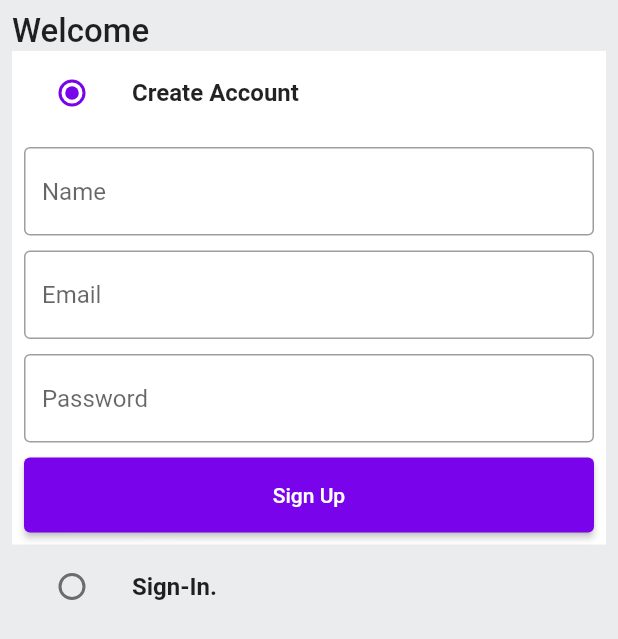
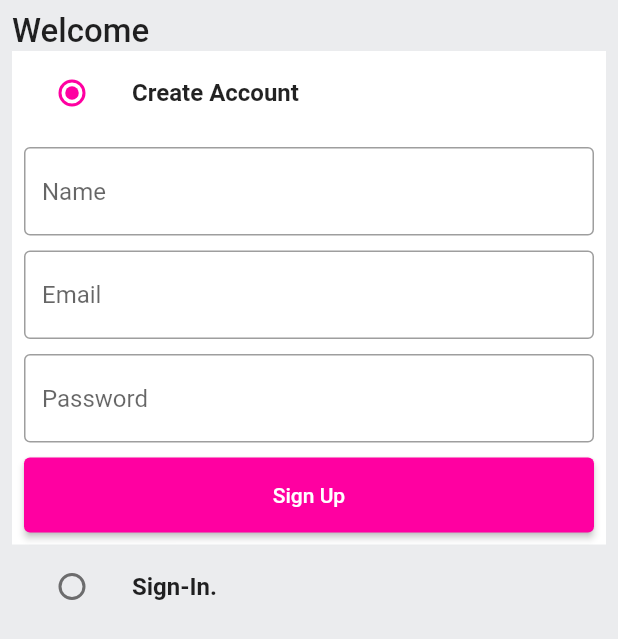
Before and after one commit to Senor-Ducky/Firecart, a Flutter app: the screen it shows after launch, on a phone screen of 412 x 824 dp. Shown: the top 639 px of the screen. Run offline on Flutter 3.47's test engine with Material 2 defaults, Android fonts, the phone set to English and light mode, and no system bars; our stand-ins replace badges, carousel_slider, charts_flutter, dotted_border, file_picker, flutter_rating_bar and 1 more; missing offline and left inert: cloudinary_public, pay.

Commit message:
minor theme changes and fixes

```diff
--- a/lib/constants/global_variables.dart
+++ b/lib/constants/global_variables.dart
@@ -1,6 +1,6 @@
 import 'package:flutter/material.dart';
 
-String uri = 'https://firecart.herokuapp.com/';
+String uri = 'https://firecart.herokuapp.com';
 
 class GlobalVariables {
   // COLORS
@@ -12,10 +12,10 @@ class GlobalVariables {
     stops: [0.5, 1.0],
   );
 
-  static const secondaryColor = Color.fromRGBO(121, 4, 235, 1);
+  static const secondaryColor = Color.fromARGB(255, 255, 0, 161);
   static const backgroundColor = Colors.white;
   static const Color greyBackgroundCOlor = Color(0xffebecee);
-  static var selectedNavBarColor = Color(0x110458);
+  static var selectedNavBarColor = Color.fromARGB(255, 255, 17, 79);
   static const unselectedNavBarColor = Colors.black87;
 
   // STATIC IMAGES
--- a/lib/features/home/widgets/address_box.dart
+++ b/lib/features/home/widgets/address_box.dart
@@ -14,8 +14,8 @@ class AddressBox extends StatelessWidget {
       decoration: const BoxDecoration(
         gradient: LinearGradient(
           colors: [
-            Color.fromARGB(255, 114, 226, 221),
-            Color.fromARGB(255, 162, 236, 233),
+            Color.fromARGB(255, 255, 17, 79),
+            Color.fromARGB(255, 255, 0, 161),
           ],
           stops: [0.5, 1.0],
         ),
```
